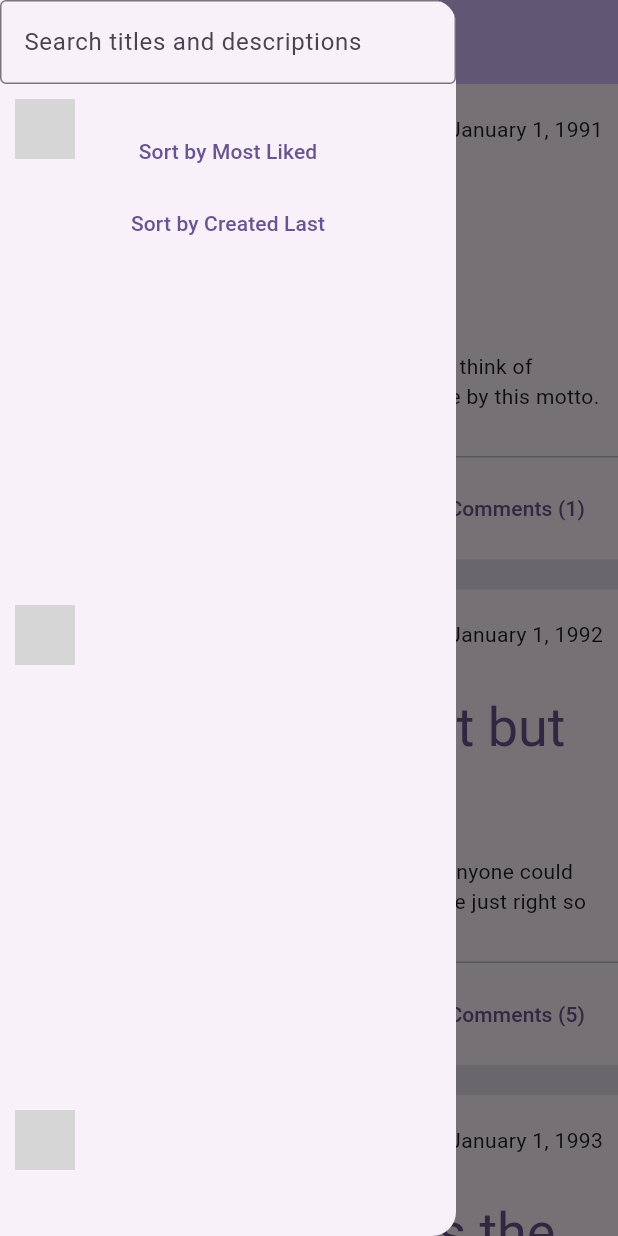
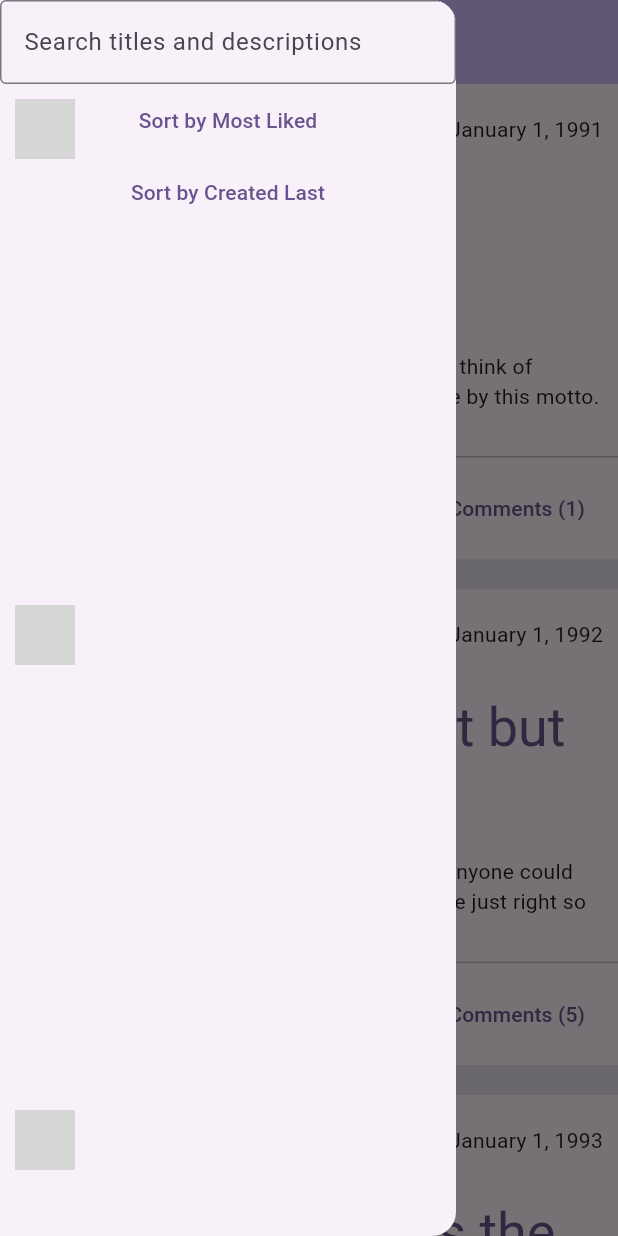
Before and after one commit to ButlerFuqua/flutter_post_feed, a Flutter app: the screen it shows after launch, with the side drawer open, on a phone screen of 412 x 824 dp. Run offline on Flutter 3.47's test engine with Material 2 defaults, Android fonts, the phone set to English and light mode, and no system bars; network calls fail; grey boxes are pictures that could not be loaded.

Commit message:
Fix search bug

```diff
--- a/lib/clients/post_client.dart
+++ b/lib/clients/post_client.dart
@@ -72,11 +72,13 @@ class PostClient {
 
   static List<Post> searchPosts(List<Post> posts, String searchInput) {
     String criteria = searchInput.trim().toLowerCase();
+    print('criteria: $criteria');
     if (criteria == '') {
       return posts;
     }
     return posts
         .where((post) => post.title.toLowerCase().contains(criteria)
+            // TODO uncomment this to search description as well
             // post.body.toLowerCase().contains(criteria)
             )
         .toList();
--- a/lib/widgets/posts/post_list.dart
+++ b/lib/widgets/posts/post_list.dart
@@ -32,9 +32,16 @@ class _PostListState extends State<PostList> {
   Widget build(context) {
     var postState = context.watch<PostModel>();
 
+    List<Post> getFilteredPosts({List<int>? idsToSkip}) {
+      return PostClient.getPosts(
+          sortBy: postState.sortBy,
+          searchInput: postState.searchInput,
+          idsToSkip: idsToSkip);
+    }
+
     Future.delayed(Duration.zero, () {
       if (postState.posts.isEmpty) {
-        postState.setPosts(PostClient.getPosts(sortBy: postState.sortBy));
+        postState.setPosts(getFilteredPosts());
       }
     });
 
@@ -44,9 +51,8 @@ class _PostListState extends State<PostList> {
       });
 
       Timer(Duration(seconds: 2), () {
-        List<Post> posts = PostClient.getPosts(
+        List<Post> posts = getFilteredPosts(
           idsToSkip: postState.posts.map((post) => post.id).toList(),
-          sortBy: postState.sortBy,
         );
         setState(() {
           hasMore = posts.length == PostClient.pageLimit;
@@ -61,7 +67,7 @@ class _PostListState extends State<PostList> {
     }
 
     Future<void> refresh() async {
-      List<Post> posts = PostClient.getPosts();
+      List<Post> posts = getFilteredPosts();
       setState(() {
         postState.setPosts([...posts]);
         hasMore = posts.length == PostClient.pageLimit;
--- a/lib/widgets/posts/search_bar.dart
+++ b/lib/widgets/posts/search_bar.dart
@@ -34,18 +34,13 @@ class _PostSearchBarState extends State<PostSearchBar> {
       setState(() {});
     }
 
-    return Column(
-      children: [
-        TextField(
+    return TextField(
       controller: _controller,
       decoration: const InputDecoration(
         border: OutlineInputBorder(),
         hintText: 'Search titles and descriptions',
       ),
       onChanged: handleSearchInput,
-        ),
-        Text(postState.searchInput),
-      ],
     );
   }
 }
```
Lines whose indentation alone changed are shown as unchanged.
